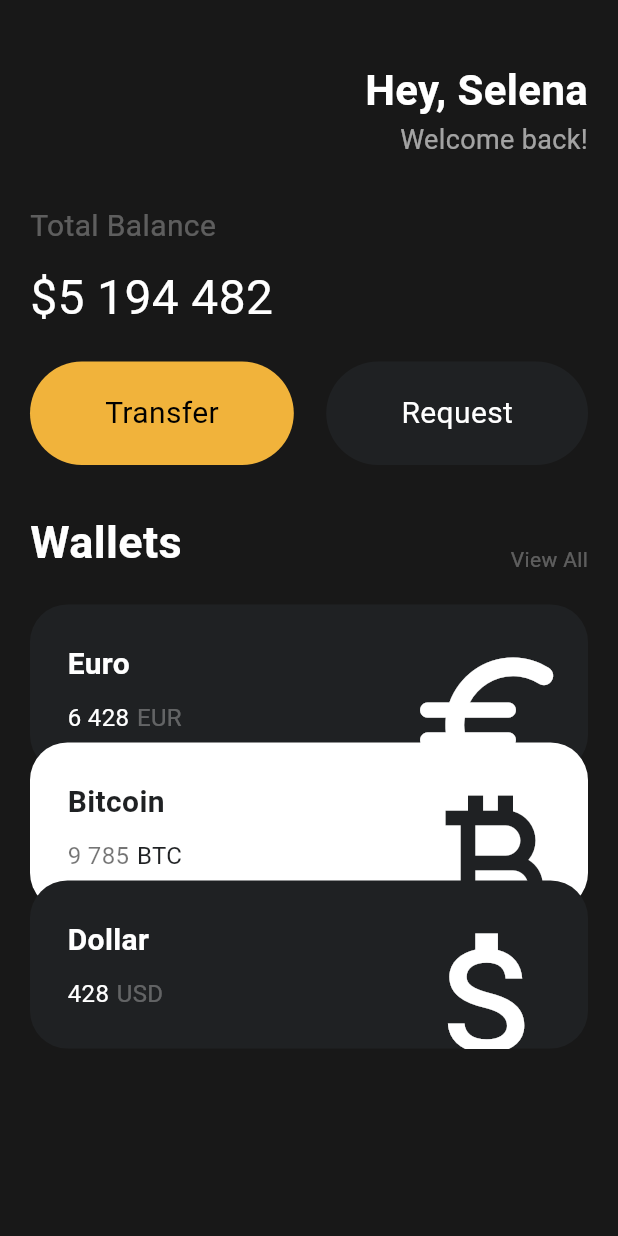
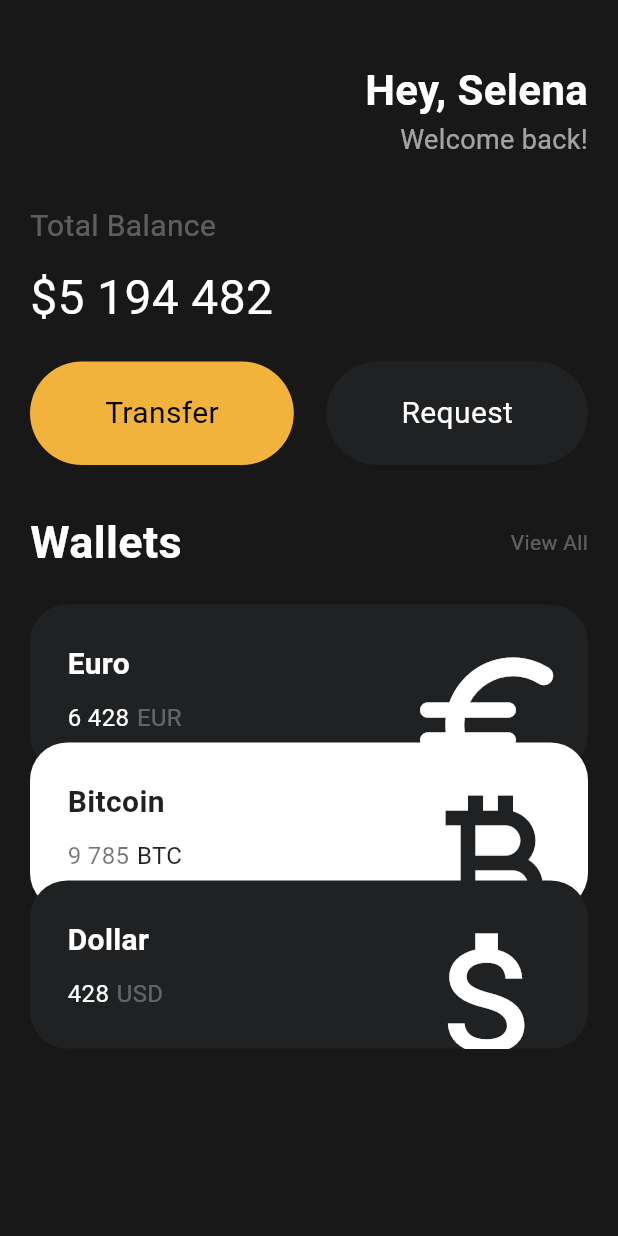
Before and after one commit to DongHyeonKim-tech/flutter_ui_challenge_nomad, a Flutter app: the screen it shows after launch, on a phone screen of 412 x 824 dp. Run offline on Flutter 3.47's test engine with Material 3 defaults, Android fonts, the phone set to English and light mode, and no system bars.

Commit message:
#3.9 Code Challenge

```diff
--- a/lib/main.dart
+++ b/lib/main.dart
@@ -13,7 +13,7 @@ class MyApp extends StatelessWidget {
 
   @override
   Widget build(BuildContext context) {
-    return MaterialApp(
+    return const MaterialApp(
       home: Scaffold(
         // appBar: AppBar(
         //   title: Center(
@@ -21,18 +21,18 @@ class MyApp extends StatelessWidget {
         //   ),
         //   backgroundColor: Colors.blue,
         // ),
-        backgroundColor: const Color(0xFF181818),
+        backgroundColor: Color(0xFF181818),
         body: SingleChildScrollView(
           child: Padding(
             // padding: const EdgeInsets.all(10), // 전체
             // padding: EdgeInsets.only(right: 20), // 한 부분
             // padding: EdgeInsets.symmetric(vertical: 10, horizontal: 20), // 수직, 수평
-            padding: const EdgeInsets.symmetric(horizontal: 20),
+            padding: EdgeInsets.symmetric(horizontal: 20),
             child: Column(
               crossAxisAlignment: CrossAxisAlignment.start,
               children: [
-                const SizedBox(height: 40),
-                const Row(
+                SizedBox(height: 40),
+                Row(
                   // row justify
                   mainAxisAlignment: MainAxisAlignment.end,
                   children: [
@@ -59,30 +59,30 @@ class MyApp extends StatelessWidget {
                     )
                   ],
                 ),
-                const SizedBox(
+                SizedBox(
                   height: 30,
                 ),
-                const Text(
+                Text(
                   'Total Balance',
                   style: TextStyle(
                     color: Colors.white30,
                     fontSize: 20,
                   ),
                 ),
-                const SizedBox(
+                SizedBox(
                   height: 10,
                 ),
-                const Text(
+                Text(
                   '\$5 194 482',
                   style: TextStyle(
                     color: Colors.white,
                     fontSize: 32,
                   ),
                 ),
-                const SizedBox(
+                SizedBox(
                   height: 20,
                 ),
-                const Row(
+                Row(
                   mainAxisAlignment: MainAxisAlignment.spaceBetween,
                   children: [
                     // Container는 HTML의 div와 비슷
@@ -96,12 +96,12 @@ class MyApp extends StatelessWidget {
                         textColor: Colors.white),
                   ],
                 ),
-                const SizedBox(
+                SizedBox(
                   height: 30,
                 ),
-                const Row(
+                Row(
                   mainAxisAlignment: MainAxisAlignment.spaceBetween,
-                  crossAxisAlignment: CrossAxisAlignment.end,
+                  crossAxisAlignment: CrossAxisAlignment.center,
                   children: [
                     Text('Wallets',
                         style: TextStyle(
@@ -115,32 +115,28 @@ class MyApp extends StatelessWidget {
                         )),
                   ],
                 ),
-                const SizedBox(
+                SizedBox(
                   height: 20,
                 ),
-                const CurrencyCard(
+                CurrencyCard(
                   name: 'Euro',
                   code: 'EUR',
                   amount: '6 428',
                   icon: Icons.euro_rounded,
                 ),
-                Transform.translate(
-                  offset: const Offset(0, -20),
-                  child: const CurrencyCard(
+                CurrencyCard(
                     name: 'Bitcoin',
                     code: 'BTC',
                     amount: '9 785',
                     icon: Icons.currency_bitcoin,
                     isInverted: true,
-                  ),
-                ),
-                Transform.translate(
-                  offset: const Offset(0, -40),
-                  child: const CurrencyCard(
-                      name: 'Dollar',
-                      code: 'USD',
-                      amount: '428',
-                      icon: Icons.attach_money_outlined),
+                    order: 1),
+                CurrencyCard(
+                  name: 'Dollar',
+                  code: 'USD',
+                  amount: '428',
+                  icon: Icons.attach_money_outlined,
+                  order: 2,
                 )
               ],
             ),
--- a/lib/widgets/currency_card.dart
+++ b/lib/widgets/currency_card.dart
@@ -4,6 +4,7 @@ class CurrencyCard extends StatelessWidget {
   final String name, code, amount;
   final IconData icon;
   final bool isInverted;
+  final int order;
 
   final _blackColor = const Color(0xFF1F2123);
 
@@ -14,11 +15,20 @@ class CurrencyCard extends StatelessWidget {
     required this.amount,
     required this.icon,
     this.isInverted = false,
+    this.order = 0,
   });
 
   @override
   Widget build(BuildContext context) {
-    return Container(
+    return Transform.translate(
+      offset: Offset(
+          0,
+          order == 1
+              ? -20
+              : order == 2
+                  ? -40
+                  : 0),
+      child: Container(
         // 영역을 벗어난 내부 요소 처리
         clipBehavior: Clip.hardEdge,
         decoration: BoxDecoration(
@@ -82,6 +92,7 @@ class CurrencyCard extends StatelessWidget {
             ],
           ),
         ),
+      ),
     );
   }
 }
```
Lines whose indentation alone changed are shown as unchanged.
